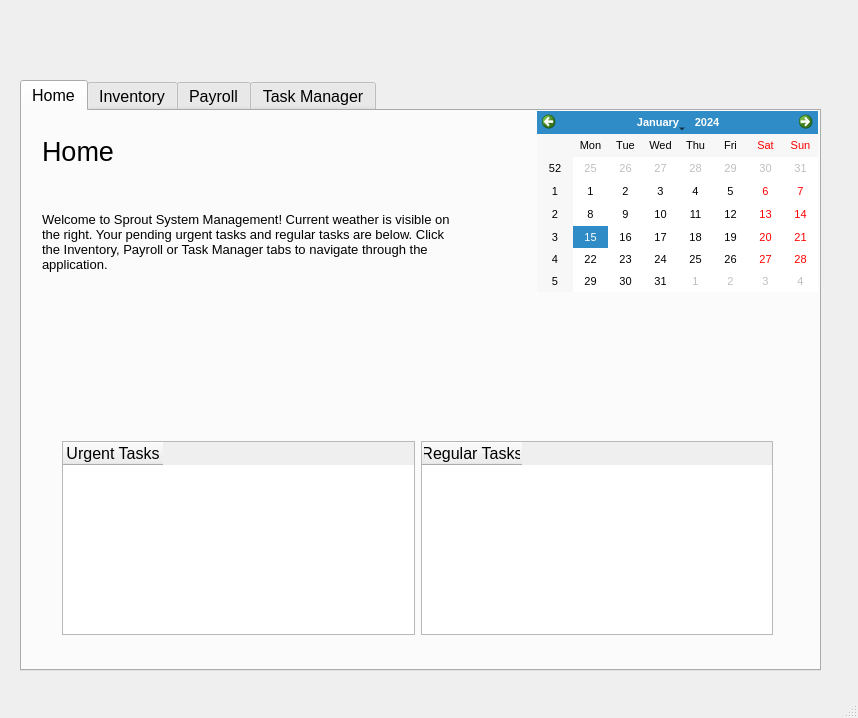
Old version of the form FarmingSystemManager/mainwindow.ui in the repository ryan-ghosh/FarmerSystemManager.
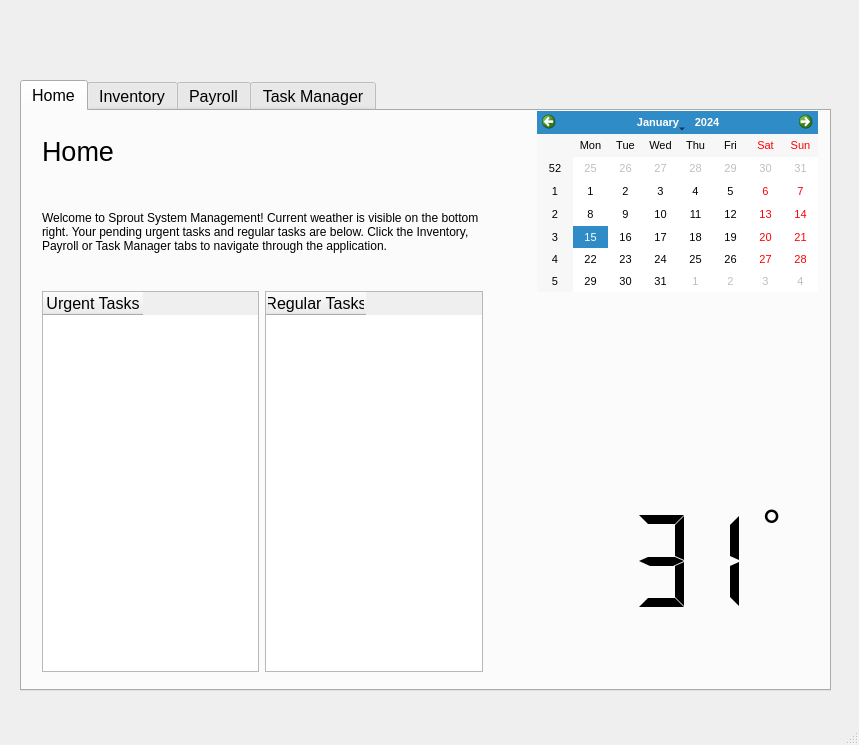
New version of the form. Icons and pictures are not drawn.

Diff of the .ui file:
```diff
--- a/FarmingSystemManager/mainwindow.ui
+++ b/FarmingSystemManager/mainwindow.ui
@@ -6,8 +6,8 @@
    <rect>
     <x>0</x>
     <y>0</y>
-    <width>858</width>
-    <height>718</height>
+    <width>859</width>
+    <height>745</height>
    </rect>
   </property>
   <property name="windowTitle">
@@ -19,8 +19,8 @@
      <rect>
       <x>20</x>
       <y>80</y>
-      <width>801</width>
-      <height>591</height>
+      <width>811</width>
+      <height>611</height>
      </rect>
     </property>
     <property name="font">
@@ -88,33 +88,33 @@
       <property name="geometry">
        <rect>
         <x>20</x>
-        <y>70</y>
-        <width>411</width>
+        <y>60</y>
+        <width>451</width>
         <height>121</height>
        </rect>
       </property>
       <property name="font">
        <font>
-        <pointsize>10</pointsize>
+        <pointsize>9</pointsize>
        </font>
       </property>
       <property name="text">
-       <string>Welcome to Sprout System Management! Current weather is visible on the right. Your pending urgent tasks and regular tasks are below. Click the Inventory, Payroll or Task Manager tabs to navigate through the application.</string>
+       <string>Welcome to Sprout System Management! Current weather is visible on the bottom right. Your pending urgent tasks and regular tasks are below. Click the Inventory, Payroll or Task Manager tabs to navigate through the application.</string>
       </property>
       <property name="wordWrap">
        <bool>true</bool>
       </property>
      </widget>
-     <widget class="QWidget" name="">
+     <widget class="QWidget" name="layoutWidget">
       <property name="geometry">
        <rect>
-        <x>40</x>
-        <y>330</y>
-        <width>711</width>
-        <height>194</height>
+        <x>20</x>
+        <y>180</y>
+        <width>441</width>
+        <height>381</height>
        </rect>
       </property>
-      <layout class="QHBoxLayout" name="horizontalLayout_9">
+      <layout class="QHBoxLayout" name="horizontalLayout_3">
        <item>
         <widget class="QTableWidget" name="urgentTaskTable">
          <column>
@@ -135,6 +135,65 @@
        </item>
       </layout>
      </widget>
+     <widget class="QLabel" name="label">
+      <property name="geometry">
+       <rect>
+        <x>580</x>
+        <y>210</y>
+        <width>181</width>
+        <height>181</height>
+       </rect>
+      </property>
+      <property name="text">
+       <string/>
+      </property>
+      <property name="pixmap">
+       <pixmap>C:/Users/kambo/OneDrive/Desktop/clear.png</pixmap>
+      </property>
+      <property name="scaledContents">
+       <bool>true</bool>
+      </property>
+     </widget>
+     <widget class="QLCDNumber" name="lcdNumber">
+      <property name="geometry">
+       <rect>
+        <x>440</x>
+        <y>380</y>
+        <width>291</width>
+        <height>141</height>
+       </rect>
+      </property>
+      <property name="lineWidth">
+       <number>0</number>
+      </property>
+      <property name="smallDecimalPoint">
+       <bool>false</bool>
+      </property>
+      <property name="segmentStyle">
+       <enum>QLCDNumber::Flat</enum>
+      </property>
+      <property name="intValue" stdset="0">
+       <number>31</number>
+      </property>
+     </widget>
+     <widget class="QLabel" name="label_2">
+      <property name="geometry">
+       <rect>
+        <x>740</x>
+        <y>390</y>
+        <width>41</width>
+        <height>51</height>
+       </rect>
+      </property>
+      <property name="font">
+       <font>
+        <pointsize>36</pointsize>
+       </font>
+      </property>
+      <property name="text">
+       <string>°</string>
+      </property>
+     </widget>
     </widget>
     <widget class="QWidget" name="tab_3">
      <attribute name="title">
```
Left out of the diff: 32 changed lines with no effect on the pictures.
